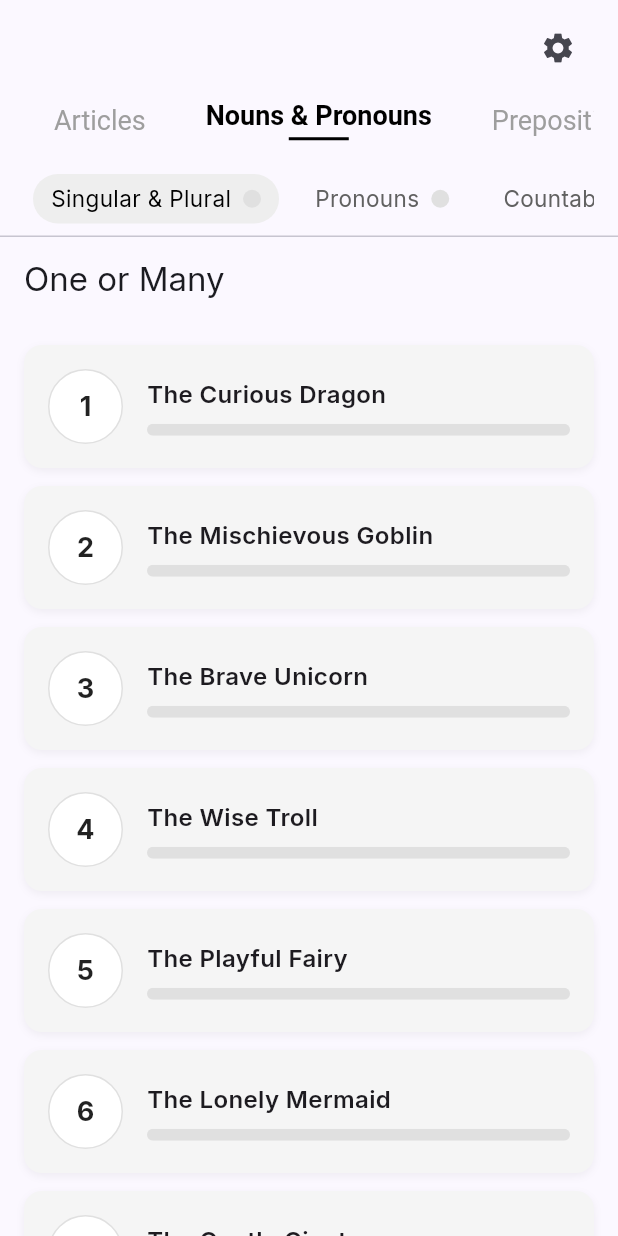
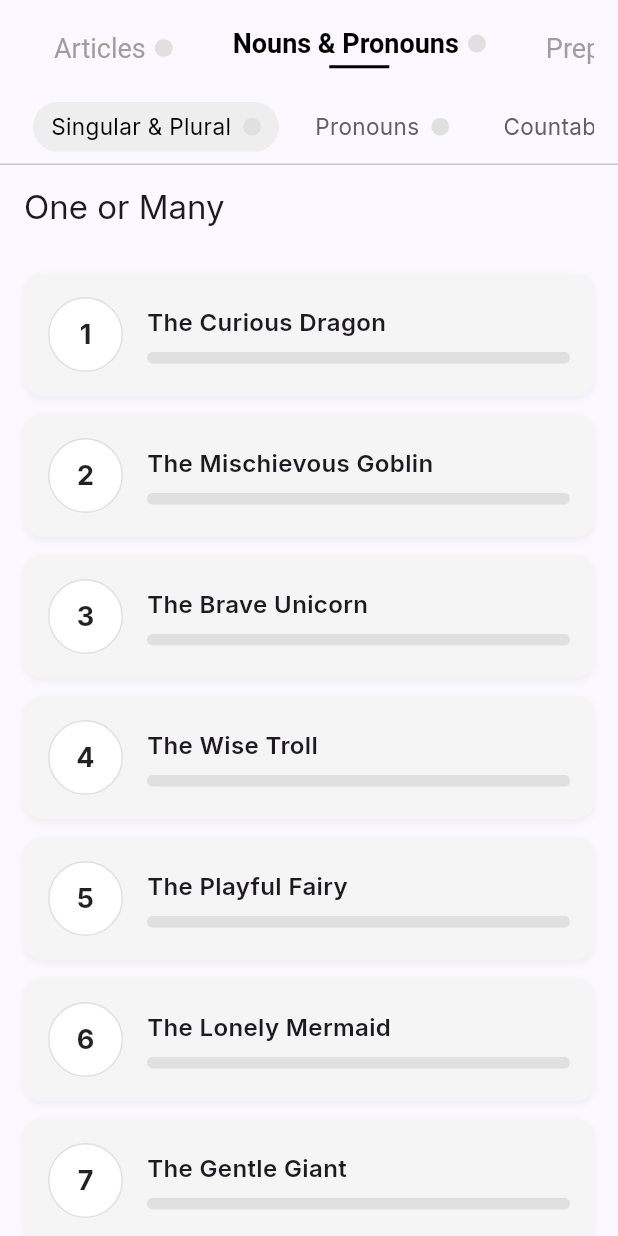
Before and after one commit to perng/grammar_tutor, a Flutter app: the screen it shows after launch, after a tap on "Nouns & Pronouns", on a phone screen of 412 x 824 dp. Run offline on Flutter 3.47's test engine with Material 3 defaults, Android fonts, the light colour scheme and no system bars; our stand-ins replace confetti, flutter_markdown, go_router, google_fonts, shared_preferences.

Commit message:
feat: Recalculate game progress on widget updates and reposition the settings icon within the category scroll view.

```diff
--- a/lib/screens/home/home_screen.dart
+++ b/lib/screens/home/home_screen.dart
@@ -80,6 +80,13 @@ class _HomeScreenState extends State<HomeScreen> {
   void initState() {
     super.initState();
     _loadLastVisited();
+    _calculateGameProgress();
+  }
+
+  @override
+  void didUpdateWidget(covariant HomeScreen oldWidget) {
+    super.didUpdateWidget(oldWidget);
+    // Recalculate progress whenever the route (and thus the child) changes
     _calculateGameProgress();
   }
 
@@ -305,27 +312,15 @@ class _HomeScreenState extends State<HomeScreen> {
                   ),
                   child: Column(
                     children: [
-                      // Header Row
-                      Row(
-                        mainAxisAlignment: MainAxisAlignment.spaceBetween,
-                        children: [
-                          Expanded(
-                            child: Container(),
-                          ), // Spacer to center categories roughly if needed, or just push settings to right
-                          IconButton(
-                            icon: const Icon(Icons.settings),
-                            onPressed: _showLanguageDialog,
-                            tooltip: loc.settings,
-                          ),
-                        ],
-                      ),
                       // Categories
                       SingleChildScrollView(
                         scrollDirection: Axis.horizontal,
                         child: Row(
                           mainAxisAlignment: MainAxisAlignment.center,
-                          children: menuItemsConfig.keys.map((categoryKey) {
-                            final isActive = _activeCategoryKey == categoryKey;
+                          children: [
+                            ...menuItemsConfig.keys.map((categoryKey) {
+                              final isActive =
+                                  _activeCategoryKey == categoryKey;
                               final completion =
                                   _gameCompletion[categoryKey] ?? 0.0;
                               return Padding(
@@ -353,7 +348,6 @@ class _HomeScreenState extends State<HomeScreen> {
                                         mainAxisSize: MainAxisSize.min,
                                         children: [
                                           Text(loc.get(categoryKey)),
-                                        if (completion > 0) ...[
                                           const SizedBox(width: 6),
                                           CustomPaint(
                                             size: const Size(12, 12),
@@ -365,7 +359,6 @@ class _HomeScreenState extends State<HomeScreen> {
                                               bgColor: Colors.grey.shade300,
                                             ),
                                           ),
-                                        ],
                                         ],
                                       ),
                                       if (isActive)
@@ -379,7 +372,18 @@ class _HomeScreenState extends State<HomeScreen> {
                                   ),
                                 ),
                               );
-                          }).toList(),
+                            }),
+                            Padding(
+                              padding: const EdgeInsets.symmetric(
+                                horizontal: 8.0,
+                              ),
+                              child: IconButton(
+                                icon: const Icon(Icons.settings),
+                                onPressed: _showLanguageDialog,
+                                tooltip: loc.settings,
+                              ),
+                            ),
+                          ],
                         ),
                       ),
                       const SizedBox(height: 12),
```
Lines whose indentation alone changed are shown as unchanged.
